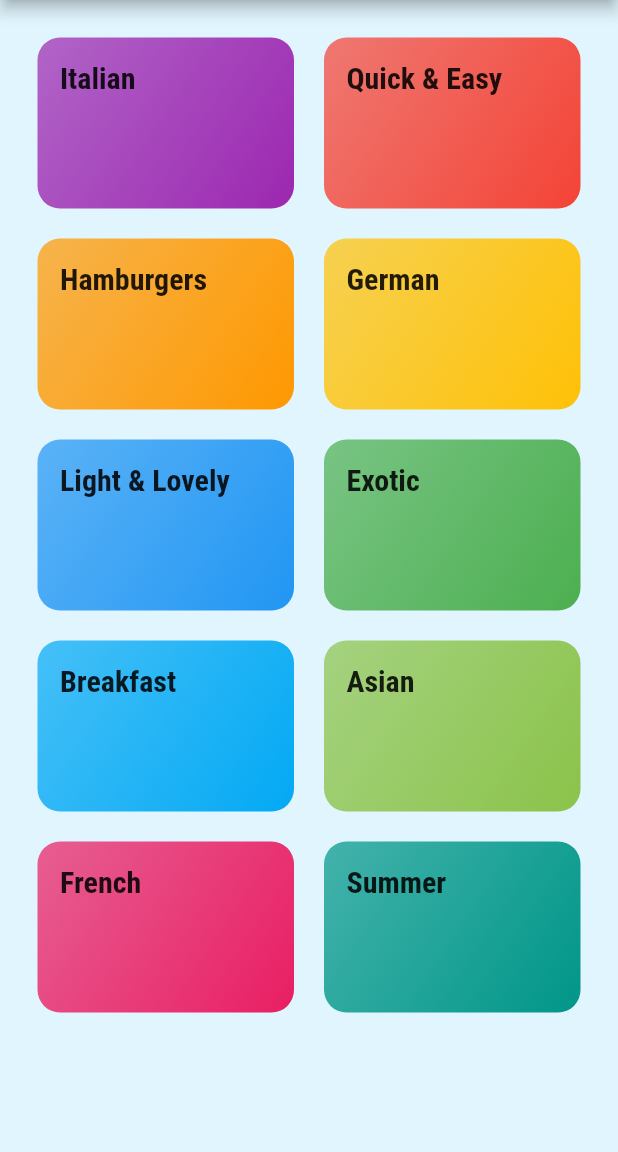
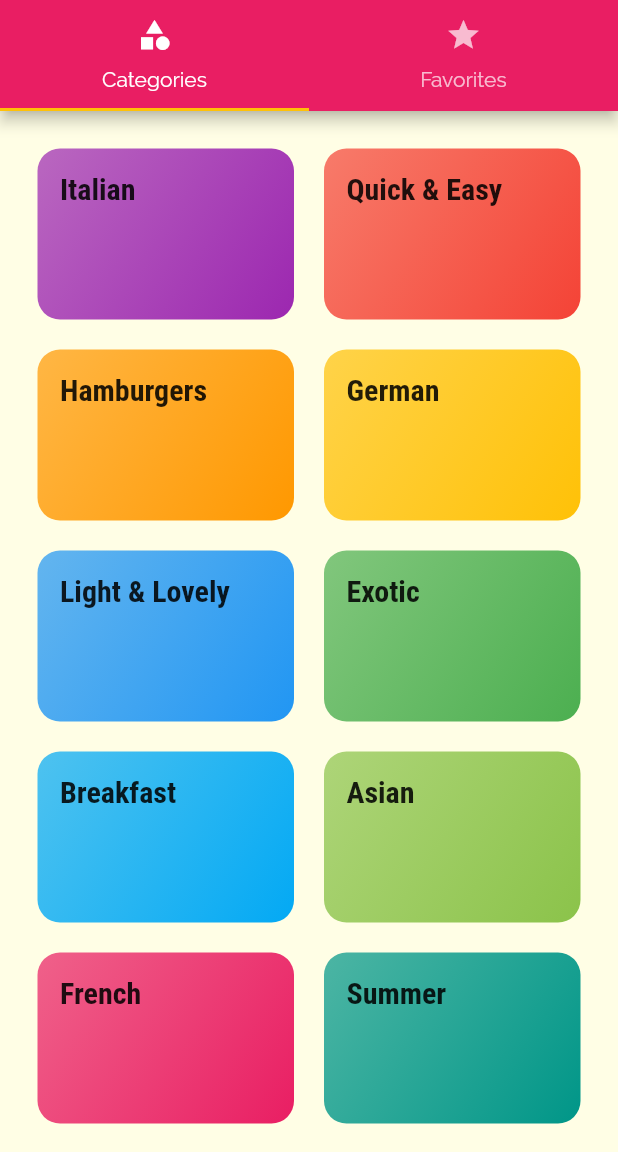
Before and after one commit to mineloop99/meals_app, a Flutter app: the screen it shows after launch, on a phone screen of 412 x 824 dp, the part 84-1236 px from its top. Run offline on Flutter 3.47's test engine with Material 2 defaults, Android fonts, the phone set to English and light mode, and no system bars.

Commit message:
Navigation Above

```diff
--- a/lib/main.dart
+++ b/lib/main.dart
@@ -1,4 +1,5 @@
 import 'package:flutter/material.dart';
+import './screen_widget/tabs_screen.dart';
 import './screen_widget/category_meals_screen.dart';
 import './screen_widget/meal_detail_screen.dart';
 import './screen_widget/categories_screen.dart';
@@ -30,10 +31,13 @@ class MyApp extends StatelessWidget {
             ),
       ),
       routes: {
-        '/': (_) => CategoriesScreen(),
+        '/': (_) => TabsScreen(),
         CategoryMealsScreen.routeName: (_) => CategoryMealsScreen(),
         MealDetailScreen.routeName: (_) => MealDetailScreen(),
       },
+      onUnknownRoute: (_) => MaterialPageRoute(
+        builder: (_) => CategoriesScreen(),
+      ),
     );
   }
 }
--- a/lib/screen_widget/categories_screen.dart
+++ b/lib/screen_widget/categories_screen.dart
@@ -5,12 +5,7 @@ import '../widgets/category_item.dart';
 class CategoriesScreen extends StatelessWidget {
   @override
   Widget build(BuildContext context) {
-    return Scaffold(
-      backgroundColor: Colors.lightBlue[50],
-      appBar: AppBar(
-        title: const Text('Meals'),
-      ),
-      body: GridView(
+    return GridView(
       padding: const EdgeInsets.all(25),
       gridDelegate: SliverGridDelegateWithMaxCrossAxisExtent(
         maxCrossAxisExtent: 200,
@@ -25,7 +20,6 @@ class CategoriesScreen extends StatelessWidget {
           catData.color,
         );
       }).toList(),
-      ),
     );
   }
 }
--- a/lib/screen_widget/category_meals_screen.dart
+++ b/lib/screen_widget/category_meals_screen.dart
@@ -11,7 +11,6 @@ class CategoryMealsScreen extends StatelessWidget {
         ModalRoute.of(context)!.settings.arguments as Map<String, Object>;
     final categoryTitle = routeAgr['title'];
     final categoryId = routeAgr['id'];
-    final categoryColor = routeAgr['color'] as Color;
 
     final categoriesMeal = DUMMY_MEALS
         .where((element) => element.categories.contains(categoryId))
@@ -19,7 +18,6 @@ class CategoryMealsScreen extends StatelessWidget {
     return Scaffold(
       appBar: AppBar(
         title: Text(categoryTitle.toString()),
-        backgroundColor: categoryColor,
       ),
       body: ListView.builder(
         itemCount: categoriesMeal.length,
--- /dev/null
+++ b/lib/screen_widget/tabs_screen.dart
@@ -0,0 +1,46 @@
+import 'package:flutter/material.dart';
+import 'package:meals_app/screen_widget/favorites_screen.dart';
+import './categories_screen.dart';
+
+class TabsScreen extends StatefulWidget {
+  const TabsScreen({Key? key}) : super(key: key);
+
+  @override
+  _TabsScreenState createState() => _TabsScreenState();
+}
+
+class _TabsScreenState extends State<TabsScreen> {
+  @override
+  Widget build(BuildContext context) {
+    return DefaultTabController(
+      length: 2,
+      child: Scaffold(
+        appBar: AppBar(
+          title: Text('Meals'),
+          bottom: TabBar(
+            tabs: [
+              Tab(
+                icon: Icon(
+                  Icons.category,
+                ),
+                text: 'Categories',
+              ),
+              Tab(
+                icon: Icon(
+                  Icons.star,
+                ),
+                text: 'Favorites',
+              ),
+            ],
+          ),
+        ),
+        body: TabBarView(
+          children: [
+            CategoriesScreen(),
+            FavoritesScreen(),
+          ],
+        ),
+      ),
+    );
+  }
+}
--- a/lib/widgets/meal_item.dart
+++ b/lib/widgets/meal_item.dart
@@ -47,10 +47,7 @@ class MealItem extends StatelessWidget {
   }
 
   void selectMeal(BuildContext context) {
-    Navigator.of(context).pushNamed(
-      MealDetailScreen.routeName,
-      arguments: id,
-    );
+    Navigator.of(context).pushNamed(MealDetailScreen.routeName, arguments: id);
   }
 
   @override
```
Also changed, not shown: lib/screen_widget/favorites_screen.dart (added, +12 -0 lines), lib/screen_widget/meal_detail_screen.dart (+84 -4 lines). Lines whose indentation alone changed are shown as unchanged.
